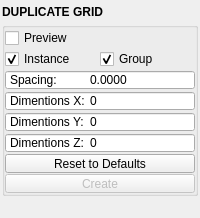
The window that mayatk/edit_utils/duplicate_grid.ui (m3trik/mayatk) describes before a commit, drawn with Qt 5.
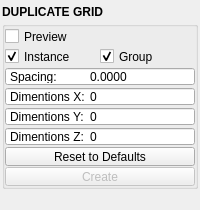
The same window after the commit. Custom widgets are drawn as their Qt base class.

```diff
--- a/mayatk/edit_utils/duplicate_grid.ui
+++ b/mayatk/edit_utils/duplicate_grid.ui
@@ -55,13 +55,13 @@
         <property name="minimumSize">
          <size>
           <width>0</width>
-          <height>20</height>
+          <height>19</height>
          </size>
         </property>
         <property name="maximumSize">
          <size>
           <width>16777215</width>
-          <height>20</height>
+          <height>19</height>
          </size>
         </property>
         <property name="font">
@@ -104,13 +104,13 @@
            <property name="minimumSize">
             <size>
              <width>0</width>
-             <height>20</height>
+             <height>19</height>
             </size>
            </property>
            <property name="maximumSize">
             <size>
              <width>16777215</width>
-             <height>20</height>
+             <height>19</height>
             </size>
            </property>
            <property name="toolTip">
@@ -182,13 +182,13 @@
            <property name="minimumSize">
             <size>
              <width>0</width>
-             <height>20</height>
+             <height>19</height>
             </size>
            </property>
            <property name="maximumSize">
             <size>
              <width>16777215</width>
-             <height>20</height>
+             <height>19</height>
             </size>
            </property>
            <property name="toolTip">
@@ -213,13 +213,13 @@
            <property name="minimumSize">
             <size>
              <width>36</width>
-             <height>20</height>
+             <height>19</height>
             </size>
            </property>
            <property name="maximumSize">
             <size>
              <width>999</width>
-             <height>20</height>
+             <height>19</height>
             </size>
            </property>
            <property name="toolTip">
@@ -247,13 +247,13 @@
            <property name="minimumSize">
             <size>
              <width>0</width>
-             <height>20</height>
+             <height>19</height>
             </size>
            </property>
            <property name="maximumSize">
             <size>
              <width>16777215</width>
-             <height>20</height>
+             <height>19</height>
             </size>
            </property>
            <property name="toolTip">
@@ -287,13 +287,13 @@
            <property name="minimumSize">
             <size>
              <width>0</width>
-             <height>20</height>
+             <height>19</height>
             </size>
            </property>
            <property name="maximumSize">
             <size>
              <width>16777215</width>
-             <height>20</height>
+             <height>19</height>
             </size>
            </property>
            <property name="toolTip">
@@ -318,13 +318,13 @@
            <property name="minimumSize">
             <size>
              <width>36</width>
-             <height>20</height>
+             <height>19</height>
             </size>
            </property>
            <property name="maximumSize">
             <size>
              <width>999</width>
-             <height>20</height>
+             <height>19</height>
             </size>
            </property>
            <property name="toolTip">
@@ -357,13 +357,13 @@
              <property name="minimumSize">
               <size>
                <width>0</width>
-               <height>20</height>
+               <height>19</height>
               </size>
              </property>
              <property name="maximumSize">
               <size>
                <width>16777215</width>
-               <height>20</height>
+               <height>19</height>
               </size>
              </property>
              <property name="toolTip">
@@ -437,13 +437,13 @@
         <property name="minimumSize">
          <size>
           <width>0</width>
-          <height>20</height>
+          <height>19</height>
          </size>
         </property>
         <property name="maximumSize">
          <size>
           <width>16777215</width>
-          <height>20</height>
+          <height>19</height>
          </size>
         </property>
        </widget>
```
